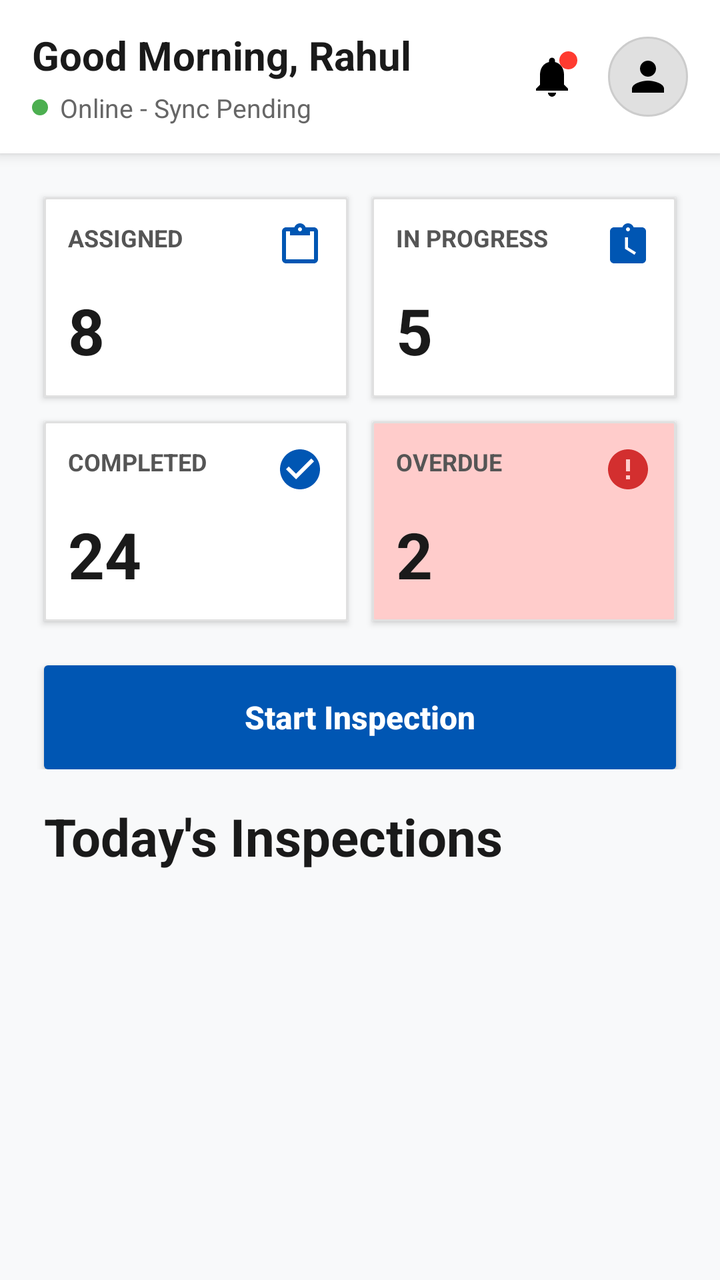
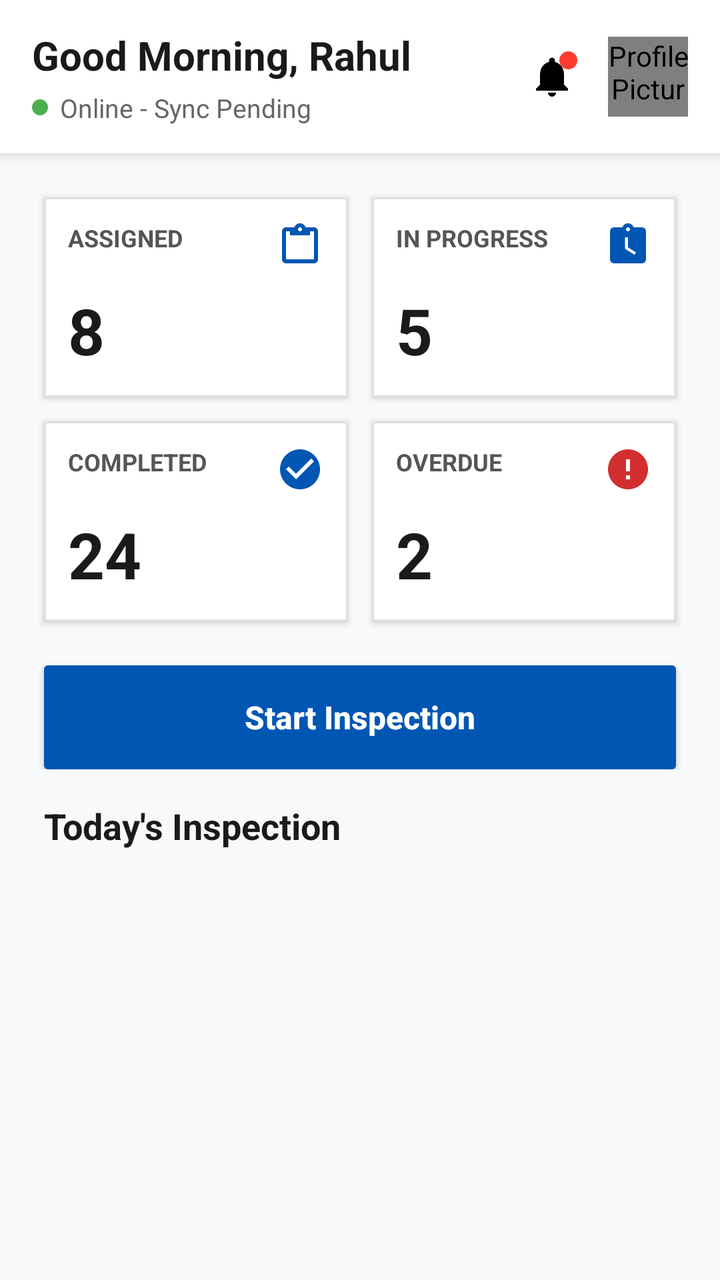

An Android layout rendered at two revisions. The XML below is the earlier revision; the diff shows what the commit changed to produce the second picture.
<!-- AndroidManifest.xml: application theme Theme.AppCompat.Light.NoActionBar -->
<!-- res/layout/fragment_tasks.xml -->
<?xml version="1.0" encoding="utf-8"?>
<RelativeLayout xmlns:android="http://schemas.android.com/apk/res/android"
    android:layout_width="match_parent"
    android:layout_height="match_parent"
    android:background="#F8F9FA">

    
    <RelativeLayout
        android:id="@+id/topbar_tasks"
        android:layout_width="match_parent"
        android:layout_height="wrap_content"
        android:background="#FFFFFF"
        android:elevation="4dp"
        android:paddingHorizontal="16dp"
        android:paddingVertical="14dp">

        
        <LinearLayout
            android:id="@+id/left_info_container"
            android:layout_width="wrap_content"
            android:layout_height="wrap_content"
            android:layout_alignParentLeft="true"
            android:layout_centerVertical="true"
            android:layout_toLeftOf="@id/right_actions_container"
            android:orientation="vertical">

            <TextView
                android:id="@+id/tv_greeting"
                android:layout_width="wrap_content"
                android:layout_height="wrap_content"
                android:text="Good Morning, Rahul"
                android:textColor="#1A1A1A"
                android:textSize="20sp"
                android:textStyle="bold" />

            <LinearLayout
                android:layout_width="wrap_content"
                android:layout_height="wrap_content"
                android:layout_marginTop="4dp"
                android:gravity="center_vertical"
                android:orientation="horizontal">

                <View
                    android:id="@+id/view_status_dot"
                    android:layout_width="8dp"
                    android:layout_height="8dp"
                    android:layout_marginRight="6dp"
                    android:background="@drawable/bg_online_dot" />

                <TextView
                    android:id="@+id/tv_user_status"
                    android:layout_width="wrap_content"
                    android:layout_height="wrap_content"
                    android:text="Online - Sync Pending"
                    android:textColor="#666666"
                    android:textSize="13sp" />
            </LinearLayout>
        </LinearLayout>

        
        <LinearLayout
            android:id="@+id/right_actions_container"
            android:layout_width="wrap_content"
            android:layout_height="wrap_content"
            android:layout_alignParentRight="true"
            android:layout_centerVertical="true"
            android:gravity="center_vertical"
            android:orientation="horizontal">

            <RelativeLayout
                android:id="@+id/btn_notification"
                android:layout_width="40dp"
                android:layout_height="40dp"
                android:layout_marginRight="8dp"
                android:background="?attr/selectableItemBackgroundBorderless"
                android:clickable="true"
                android:focusable="true">

                <ImageView
                    android:id="@+id/img_notification_icon"
                    android:layout_width="24dp"
                    android:layout_height="24dp"
                    android:layout_centerInParent="true"
                    android:contentDescription="Notifications"
                    android:src="@drawable/ic_notification" />

                <View
                    android:id="@+id/view_notification_dot"
                    android:layout_width="9dp"
                    android:layout_height="9dp"
                    android:layout_alignTop="@id/img_notification_icon"
                    android:layout_alignRight="@id/img_notification_icon"
                    android:layout_marginTop="-1dp"
                    android:layout_marginRight="-1dp"
                    android:background="@drawable/bg_notification_dot"
                    android:visibility="visible" />
            </RelativeLayout>

            <ImageView
                android:id="@+id/img_profile_dp"
                android:layout_width="40dp"
                android:layout_height="40dp"
                android:background="@drawable/bg_profile_circle"
                android:clickable="true"
                android:contentDescription="Profile Picture"
                android:focusable="true"
                android:padding="6dp"
                android:scaleType="centerInside"
                android:src="@drawable/ic_profile" />
        </LinearLayout>
    </RelativeLayout>

    
    <ScrollView
        android:layout_width="match_parent"
        android:layout_height="match_parent"
        android:layout_below="@id/topbar_tasks"
        android:fillViewport="true">

        <LinearLayout
            android:layout_width="match_parent"
            android:layout_height="wrap_content"
            android:orientation="vertical">

            
            <LinearLayout
                android:id="@+id/module_status_container"
                android:layout_width="match_parent"
                android:layout_height="wrap_content"
                android:orientation="vertical"
                android:padding="16dp">

                <GridLayout
                    android:id="@+id/grid_status_cards"
                    android:layout_width="match_parent"
                    android:layout_height="wrap_content"
                    android:columnCount="2"
                    android:rowCount="2">

                    <RelativeLayout
                        android:id="@+id/card_assigned"
                        android:layout_width="0dp"
                        android:layout_height="100dp"
                        android:layout_rowWeight="1"
                        android:layout_columnWeight="1"
                        android:layout_margin="6dp"
                        android:background="@drawable/bg_status_card"
                        android:elevation="2dp"
                        android:padding="12dp">

                        <TextView
                            android:id="@+id/tv_title_assigned"
                            android:layout_width="wrap_content"
                            android:layout_height="wrap_content"
                            android:layout_alignParentLeft="true"
                            android:layout_alignParentTop="true"
                            android:text="ASSIGNED"
                            android:textColor="#555555"
                            android:textSize="12sp"
                            android:textStyle="bold" />

                        <ImageView
                            android:id="@+id/img_icon_assigned"
                            android:layout_width="24dp"
                            android:layout_height="24dp"
                            android:layout_alignParentRight="true"
                            android:layout_alignParentTop="true"
                            android:contentDescription="Assigned Icon"
                            android:src="@drawable/ic_assigned" />

                        <TextView
                            android:id="@+id/tv_count_assigned"
                            android:layout_width="wrap_content"
                            android:layout_height="wrap_content"
                            android:layout_alignParentLeft="true"
                            android:layout_alignParentBottom="true"
                            android:text="8"
                            android:textColor="#1A1A1A"
                            android:textSize="32sp"
                            android:textStyle="bold" />
                    </RelativeLayout>

                    <RelativeLayout
                        android:id="@+id/card_in_progress"
                        android:layout_width="0dp"
                        android:layout_height="100dp"
                        android:layout_rowWeight="1"
                        android:layout_columnWeight="1"
                        android:layout_margin="6dp"
                        android:background="@drawable/bg_status_card"
                        android:elevation="2dp"
                        android:padding="12dp">

                        <TextView
                            android:id="@+id/tv_title_in_progress"
                            android:layout_width="wrap_content"
                            android:layout_height="wrap_content"
                            android:layout_alignParentLeft="true"
                            android:layout_alignParentTop="true"
                            android:text="IN PROGRESS"
                            android:textColor="#555555"
                            android:textSize="12sp"
                            android:textStyle="bold" />

                        <ImageView
                            android:id="@+id/img_icon_in_progress"
                            android:layout_width="24dp"
                            android:layout_height="24dp"
                            android:layout_alignParentRight="true"
                            android:layout_alignParentTop="true"
                            android:contentDescription="In Progress Icon"
                            android:src="@drawable/ic_in_progress" />

                        <TextView
                            android:id="@+id/tv_count_in_progress"
                            android:layout_width="wrap_content"
                            android:layout_height="wrap_content"
                            android:layout_alignParentLeft="true"
                            android:layout_alignParentBottom="true"
                            android:text="5"
                            android:textColor="#1A1A1A"
                            android:textSize="32sp"
                            android:textStyle="bold" />
                    </RelativeLayout>

                    <RelativeLayout
                        android:id="@+id/card_completed"
                        android:layout_width="0dp"
                        android:layout_height="100dp"
                        android:layout_rowWeight="1"
                        android:layout_columnWeight="1"
                        android:layout_margin="6dp"
                        android:background="@drawable/bg_status_card"
                        android:elevation="2dp"
                        android:padding="12dp">

                        <TextView
                            android:id="@+id/tv_title_completed"
                            android:layout_width="wrap_content"
                            android:layout_height="wrap_content"
                            android:layout_alignParentLeft="true"
                            android:layout_alignParentTop="true"
                            android:text="COMPLETED"
                            android:textColor="#555555"
                            android:textSize="12sp"
                            android:textStyle="bold" />

                        <ImageView
                            android:id="@+id/img_icon_completed"
                            android:layout_width="24dp"
                            android:layout_height="24dp"
                            android:layout_alignParentRight="true"
                            android:layout_alignParentTop="true"
                            android:contentDescription="Completed Icon"
                            android:src="@drawable/ic_completed" />

                        <TextView
                            android:id="@+id/tv_count_completed"
                            android:layout_width="wrap_content"
                            android:layout_height="wrap_content"
                            android:layout_alignParentLeft="true"
                            android:layout_alignParentBottom="true"
                            android:text="24"
                            android:textColor="#1A1A1A"
                            android:textSize="32sp"
                            android:textStyle="bold" />
                    </RelativeLayout>

                    <RelativeLayout
                        android:id="@+id/card_overdue"
                        android:layout_width="0dp"
                        android:layout_height="100dp"
                        android:layout_rowWeight="1"
                        android:layout_columnWeight="1"
                        android:layout_margin="6dp"
                        android:background="@drawable/bg_red_status_card"
                        android:elevation="2dp"
                        android:padding="12dp">

                        <TextView
                            android:id="@+id/tv_title_overdue"
                            android:layout_width="wrap_content"
                            android:layout_height="wrap_content"
                            android:layout_alignParentLeft="true"
                            android:layout_alignParentTop="true"
                            android:text="OVERDUE"
                            android:textColor="#555555"
                            android:textSize="12sp"
                            android:textStyle="bold" />

                        <ImageView
                            android:id="@+id/img_icon_overdue"
                            android:layout_width="24dp"
                            android:layout_height="24dp"
                            android:layout_alignParentRight="true"
                            android:layout_alignParentTop="true"
                            android:contentDescription="Overdue Icon"
                            android:src="@drawable/ic_overdue" />

                        <TextView
                            android:id="@+id/tv_count_overdue"
                            android:layout_width="wrap_content"
                            android:layout_height="wrap_content"
                            android:layout_alignParentLeft="true"
                            android:layout_alignParentBottom="true"
                            android:text="2"
                            android:textColor="#1A1A1A"
                            android:textSize="32sp"
                            android:textStyle="bold" />
                    </RelativeLayout>
                </GridLayout>

                <androidx.appcompat.widget.AppCompatButton
                    android:id="@+id/btn_start_inspection"
                    android:layout_width="match_parent"
                    android:layout_height="52dp"
                    android:layout_marginTop="16dp"
                    android:layout_marginHorizontal="6dp"
                    android:background="@drawable/bg_primary_button"
                    android:text="Start Inspection"
                    android:textAllCaps="false"
                    android:textColor="#FFFFFF"
                    android:textSize="16sp"
                    android:textStyle="bold" />
            </LinearLayout>

            
            <LinearLayout
                android:id="@+id/root_todays_inspections"
                android:layout_width="match_parent"
                android:layout_height="wrap_content"
                android:orientation="vertical"
                android:paddingHorizontal="22dp"
                android:paddingBottom="24dp">

                
                <TextView
                    android:id="@+id/tv_header_todays_inspections"
                    android:layout_width="wrap_content"
                    android:layout_height="wrap_content"
                    android:layout_marginBottom="12dp"
                    android:text="Today's Inspections"
                    android:textColor="#1A1A1A"
                    android:textSize="26sp"
                    android:textStyle="bold" />

                
                <LinearLayout
                    android:id="@+id/container_inspection_cards"
                    android:layout_width="match_parent"
                    android:layout_height="wrap_content"
                    android:orientation="vertical" />
            </LinearLayout>

        </LinearLayout>
    </ScrollView>

</RelativeLayout>
<!-- resources referenced by this layout -->
<resources>
  <!-- drawable bg_notification_dot (drawable) -->
  <?xml version="1.0" encoding="utf-8"?>
  <shape xmlns:android="http://schemas.android.com/apk/res/android"
      android:shape="oval">
      <solid android:color="#FF3B30" />
  </shape>
  <!-- drawable bg_online_dot (drawable) -->
  <?xml version="1.0" encoding="utf-8"?>
  <shape xmlns:android="http://schemas.android.com/apk/res/android"
      android:shape="oval">
      <solid android:color="#4CAF50" />
  </shape>
  <!-- drawable bg_primary_button (drawable) -->
  <?xml version="1.0" encoding="utf-8"?>
  <shape xmlns:android="http://schemas.android.com/apk/res/android"
      android:shape="rectangle">
      <solid android:color="#0056b3" />
      <corners android:radius="2dp" />
  </shape>
  <!-- drawable bg_profile_circle (drawable) -->
  <?xml version="1.0" encoding="utf-8"?>
  <shape xmlns:android="http://schemas.android.com/apk/res/android"
      android:shape="oval">
      <solid android:color="#E0E0E0" />
      <stroke android:width="1dp" android:color="#CCCCCC"/>
  </shape>
  <!-- drawable bg_red_status_card (drawable) -->
  <?xml version="1.0" encoding="utf-8"?>
  <shape xmlns:android="http://schemas.android.com/apk/res/android"
      android:shape="rectangle">
      <solid android:color="#FFCCCB" />
      <corners android:radius="1dp" />
      <stroke android:width="1dp" android:color="#E0E0E0" />
  </shape>
  <!-- drawable bg_status_card (drawable) -->
  <?xml version="1.0" encoding="utf-8"?>
  <shape xmlns:android="http://schemas.android.com/apk/res/android"
      android:shape="rectangle">
      <solid android:color="#FFFFFF" />
      <corners android:radius="1dp" />
      <stroke android:width="1dp" android:color="#E0E0E0" />
  </shape>
  <!-- drawable ic_assigned (drawable) -->
  <vector xmlns:android="http://schemas.android.com/apk/res/android"
      android:width="24dp"
      android:height="24dp"
      android:viewportWidth="24"
      android:viewportHeight="24">
      <path
          android:fillColor="#0056b3"
          android:pathData="M19,3h-4.18C14.4,1.84 13.3,1 12,1c-1.3,0 -2.4,0.84 -2.82,2H5c-1.1,0 -2,0.9 -2,2v14c0,1.1 0.9,2 2,2h14c1.1,0 2,-0.9 2,-2V5c0,-1.1 -0.9,-2 -2,-2zM12,3c0.55,0 1,0.45 1,1s-0.45,1 -1,1 -1,-0.45 -1,-1 0.45,-1 1,-1zM19,19H5V5h2v2h10V5h2v14z"/>
  </vector>
  <!-- drawable ic_completed (drawable) -->
  <vector xmlns:android="http://schemas.android.com/apk/res/android"
      android:width="24dp"
      android:height="24dp"
      android:viewportWidth="24"
      android:viewportHeight="24">
      <path
          android:fillColor="#0056b3"
          android:pathData="M12,2C6.48,2 2,6.48 2,12s4.48,10 10,10 10,-4.48 10,-10S17.52,2 12,2zM10,17l-5,-5 1.41,-1.41L10,14.17l7.59,-7.59L19,8l-9,9z"/>
  </vector>
  <!-- drawable ic_notification (drawable) -->
  <vector xmlns:android="http://schemas.android.com/apk/res/android"
      android:width="24dp"
      android:height="24dp"
      android:viewportWidth="24"
      android:viewportHeight="24">
      <path
          android:fillColor="#FF000000"
          android:pathData="M12,22c1.1,0 2,-0.9 2,-2h-4c0,1.1 0.89,2 2,2zM18,16v-5c0,-3.07 -1.64,-5.64 -4.5,-6.32V4c0,-0.83 -0.67,-1.5 -1.5,-1.5s-1.5,0.67 -1.5,1.5v0.68C7.63,5.36 6,7.92 6,11v5l-2,2v1h16v-1l-2,-2z"/>
  </vector>
  <!-- drawable ic_overdue (drawable) -->
  <vector xmlns:android="http://schemas.android.com/apk/res/android"
      android:width="24dp"
      android:height="24dp"
      android:viewportWidth="24"
      android:viewportHeight="24">
      <path
          android:fillColor="#FFD32F2F"
          android:pathData="M12,2C6.48,2 2,6.48 2,12s4.48,10 10,10 10,-4.48 10,-10S17.52,2 12,2zM13,17h-2v-2h2v2zM13,13h-2V7h2v6z"/>
  </vector>
  <!-- drawable ic_profile (drawable) -->
  <vector xmlns:android="http://schemas.android.com/apk/res/android"
      android:width="24dp"
      android:height="24dp"
      android:viewportWidth="24"
      android:viewportHeight="24">
      <path
          android:fillColor="#FF000000"
          android:pathData="M12,12c2.21,0 4,-1.79 4,-4s-1.79,-4 -4,-4 -4,1.79 -4,4 1.79,4 4,4zM12,14c-2.67,0 -8,1.34 -8,4v2h16v-2c0,-2.66 -5.33,-4 -8,-4z"/>
  </vector>
  <!-- unchanged entries left out for length: 1 -->
</resources>

<!-- the commit's change to res/layout/fragment_tasks.xml (unified diff, before → after) -->
@@ -1,5 +1,6 @@
 <?xml version="1.0" encoding="utf-8"?>
 <RelativeLayout xmlns:android="http://schemas.android.com/apk/res/android"
+    xmlns:app="http://schemas.android.com/apk/res-auto"
     android:layout_width="match_parent"
     android:layout_height="match_parent"
     android:background="#F8F9FA">
@@ -96,17 +97,18 @@
                     android:visibility="visible" />
             </RelativeLayout>
 
-            <ImageView
+            
+            <de.hdodenhof.circleimageview.CircleImageView
                 android:id="@+id/img_profile_dp"
                 android:layout_width="40dp"
                 android:layout_height="40dp"
-                android:background="@drawable/bg_profile_circle"
                 android:clickable="true"
                 android:contentDescription="Profile Picture"
                 android:focusable="true"
-                android:padding="6dp"
-                android:scaleType="centerInside"
-                android:src="@drawable/ic_profile" />
+                android:src="@drawable/ic_profile"
+                app:civ_border_color="#CCCCCC"
+                app:civ_border_width="1dp"
+                app:civ_circle_background_color="#E0E0E0" />
         </LinearLayout>
     </RelativeLayout>
 
@@ -273,7 +275,7 @@
                         android:layout_rowWeight="1"
                         android:layout_columnWeight="1"
                         android:layout_margin="6dp"
-                        android:background="@drawable/bg_red_status_card"
+                        android:background="@drawable/bg_status_card"
                         android:elevation="2dp"
                         android:padding="12dp">
 
@@ -333,18 +335,16 @@
                 android:paddingHorizontal="22dp"
                 android:paddingBottom="24dp">
 
-                
                 <TextView
                     android:id="@+id/tv_header_todays_inspections"
                     android:layout_width="wrap_content"
                     android:layout_height="wrap_content"
                     android:layout_marginBottom="12dp"
-                    android:text="Today's Inspections"
+                    android:text="Today's Inspection"
                     android:textColor="#1A1A1A"
-                    android:textSize="26sp"
+                    android:textSize="18sp"
                     android:textStyle="bold" />
 
-                
                 <LinearLayout
                     android:id="@+id/container_inspection_cards"
                     android:layout_width="match_parent"
<!-- resource entries referenced after the edit -->
@@ -18,21 +18,6 @@
       android:shape="rectangle">
       <solid android:color="#0056b3" />
       <corners android:radius="2dp" />
-  </shape>
-  <!-- drawable bg_profile_circle (drawable) -->
-  <?xml version="1.0" encoding="utf-8"?>
-  <shape xmlns:android="http://schemas.android.com/apk/res/android"
-      android:shape="oval">
-      <solid android:color="#E0E0E0" />
-      <stroke android:width="1dp" android:color="#CCCCCC"/>
-  </shape>
-  <!-- drawable bg_red_status_card (drawable) -->
-  <?xml version="1.0" encoding="utf-8"?>
-  <shape xmlns:android="http://schemas.android.com/apk/res/android"
-      android:shape="rectangle">
-      <solid android:color="#FFCCCB" />
-      <corners android:radius="1dp" />
-      <stroke android:width="1dp" android:color="#E0E0E0" />
   </shape>
   <!-- drawable bg_status_card (drawable) -->
   <?xml version="1.0" encoding="utf-8"?>
